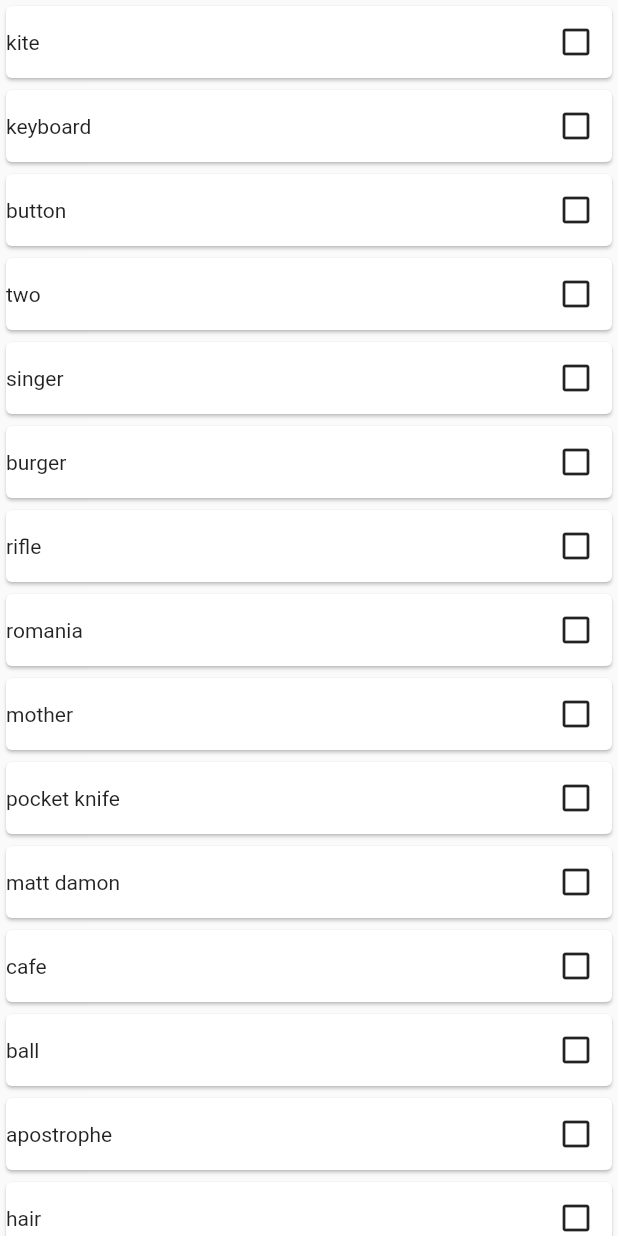
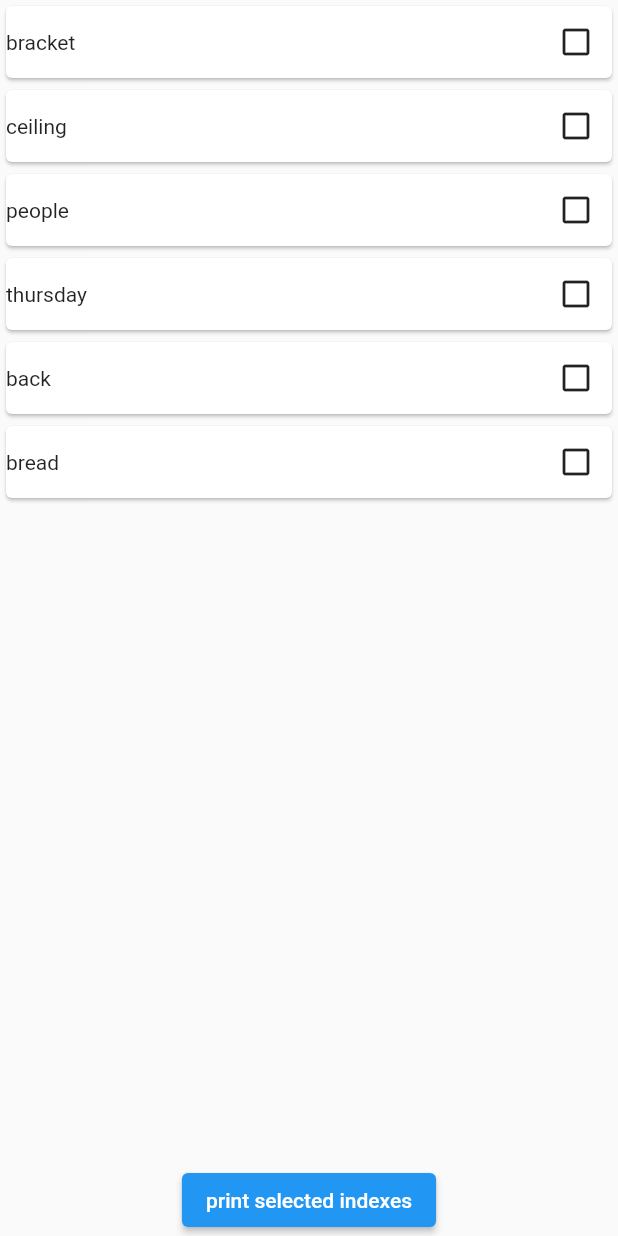
Before and after one commit to mahmoudsfares/listview-persistency-sample, a Flutter app: the screen it shows after launch, on a phone screen of 412 x 824 dp. Run offline on Flutter 3.47's test engine with Material 2 defaults, Android fonts, the phone set to English and light mode, and no system bars; our stand-ins replace get.

Commit message:
Make an alternative list of objects instead of a list of strings

```diff
--- a/lib/list_item.dart
+++ b/lib/list_item.dart
@@ -1,20 +1,21 @@
 import 'package:flutter/material.dart';
+import 'package:listview_persistency_sample/thing.dart';
 
 class MyListItem extends StatelessWidget {
 
-  final String itemName;
+  final Thing thing;
   final int itemIndex;
   final Function onCheckStateChanged;
   final bool isItemChecked;
 
-  const MyListItem(this.itemName, this.itemIndex, this.onCheckStateChanged, this.isItemChecked);
+  const MyListItem(this.thing, this.itemIndex, this.onCheckStateChanged, this.isItemChecked);
 
   @override
   Widget build(BuildContext context) {
     return Card(
       child: Row(
         children: [
-          Text(itemName),
+          Text(thing.name),
           Expanded(
             child: Row(
               mainAxisAlignment: MainAxisAlignment.end,
--- a/lib/main.dart
+++ b/lib/main.dart
@@ -8,25 +8,36 @@ void main() {
 }
 
 class MyHomePage extends GetView<MyController> {
-
   @override
   Widget build(BuildContext context) {
-
     Get.lazyPut(() => MyController());
 
     return MaterialApp(
       home: Scaffold(
-        body: ListView.builder(
-            itemCount: controller.itemsNames.length,
+        body: Column(
+          children: [
+            Expanded(
+              child: ListView.builder(
+                  itemCount: controller.things.length,
                   itemBuilder: (context, index) {
                     return Obx(
                       () => MyListItem(
-                    controller.itemsNames[index],
-                    index,
+                        controller.things[index],
+                        controller.things[index].id,
                         (index) => controller.changeCheckStatus(index),
-                    controller.checkedItemsIndexes.value.contains(index)),
+                        controller.checkedItemsIndexes.value
+                            .contains(controller.things[index].id),
+                      ),
                     );
                   }),
+            ),
+            ElevatedButton(
+                onPressed: () {
+                  print(controller.checkedItemsIndexes.value);
+                },
+                child: const Text("print selected indexes"))
+          ],
+        ),
       ),
     );
   }
--- a/lib/my_controller.dart
+++ b/lib/my_controller.dart
@@ -1,4 +1,5 @@
 import 'package:get/get.dart';
+import 'package:listview_persistency_sample/thing.dart';
 
 class MyController extends GetxController {
 
@@ -41,6 +42,15 @@ class MyController extends GetxController {
     'thursday'
   ];
 
+  List<Thing> things = [
+    Thing(24, 'bracket'),
+    Thing(103, 'ceiling'),
+    Thing(-1, 'people'),
+    Thing(7, 'thursday'),
+    Thing(130, 'back'),
+    Thing(10, 'bread'),
+  ];
+
   RxList<int> checkedItemsIndexes = (List<int>.empty(growable: true)).obs;
 
   void changeCheckStatus(int index) {
--- /dev/null
+++ b/lib/thing.dart
@@ -0,0 +1,6 @@
+class Thing {
+  int id;
+  String name;
+
+  Thing(this.id, this.name);
+}
```
Lines whose indentation alone changed are shown as unchanged.
